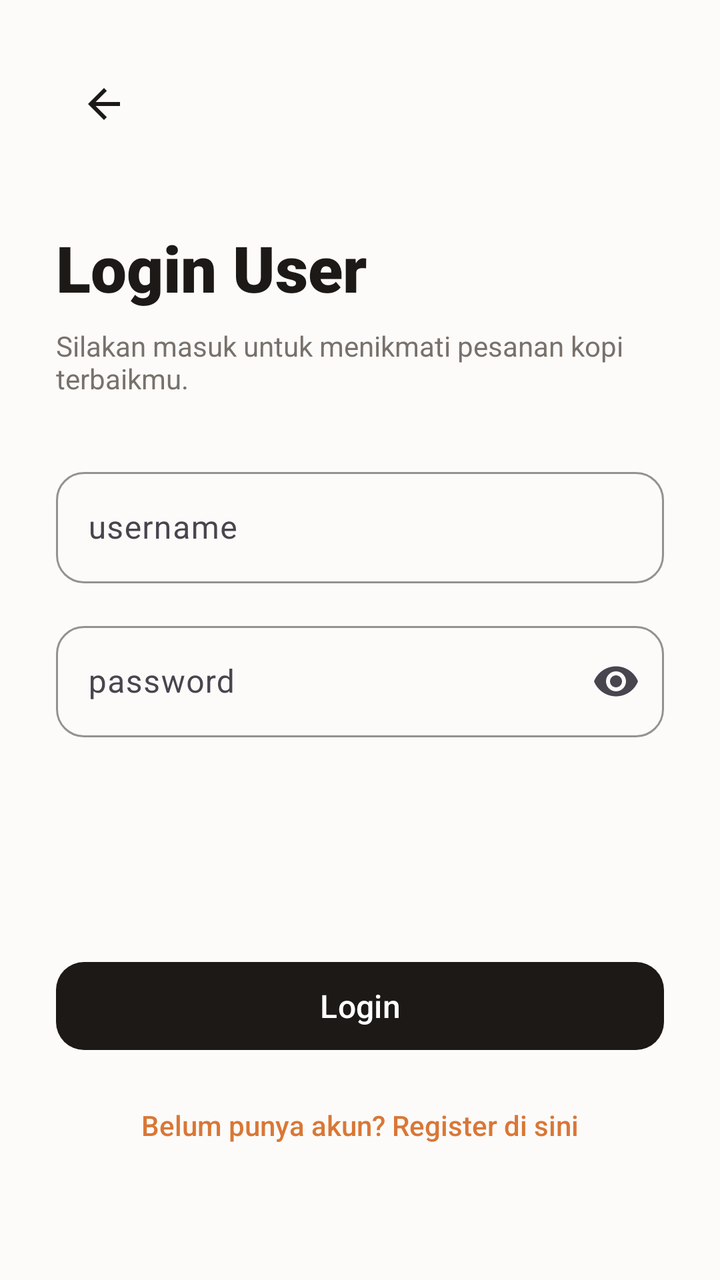
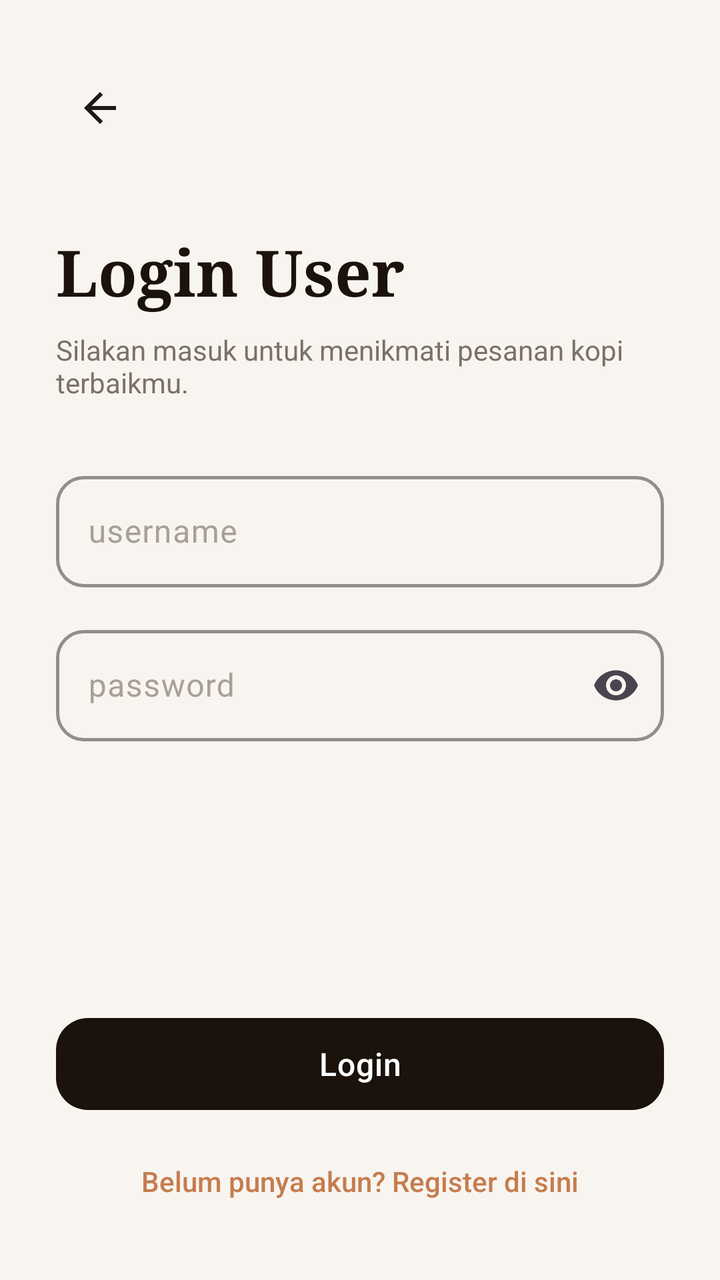

Before-and-after screenshots of an Android layout around one commit, followed by the original layout XML and the change that was made.
<!-- AndroidManifest.xml: application theme Theme.CaffeShop -->
<!-- res/layout/activity_login.xml -->
<?xml version="1.0" encoding="utf-8"?>
<androidx.constraintlayout.widget.ConstraintLayout xmlns:android="http://schemas.android.com/apk/res/android"
    xmlns:app="http://schemas.android.com/apk/res-auto"
    android:layout_width="match_parent"
    android:layout_height="match_parent"
    android:background="@color/cafe_background"
    android:padding="28dp">

    
    <ImageView
        android:id="@+id/btnBackLogin"
        android:layout_width="48dp"
        android:layout_height="48dp"
        android:background="?attr/selectableItemBackgroundBorderless"
        android:contentDescription="Kembali"
        android:padding="12dp"
        android:src="@drawable/ic_arrow_back"
        app:layout_constraintStart_toStartOf="parent"
        app:layout_constraintTop_toTopOf="parent" />

    
    <LinearLayout
        android:id="@+id/loginFormGroup"
        android:layout_width="match_parent"
        android:layout_height="wrap_content"
        android:orientation="vertical"
        app:layout_constraintBottom_toTopOf="@+id/btnLoginSubmit"
        app:layout_constraintTop_toBottomOf="@+id/btnBackLogin"
        app:layout_constraintVertical_bias="0.25">

        
        <TextView
            android:id="@+id/tvLoginTitle"
            android:layout_width="wrap_content"
            android:layout_height="wrap_content"
            android:fontFamily="sans-serif-black"
            android:text="@string/login_user_title"
            android:textColor="@color/cafe_text_primary"
            android:textSize="32sp" />

        <TextView
            android:layout_width="wrap_content"
            android:layout_height="wrap_content"
            android:layout_marginTop="8dp"
            android:text="Silakan masuk untuk menikmati pesanan kopi terbaikmu."
            android:textColor="@color/cafe_text_secondary"
            android:textSize="14sp" />

        
        <com.google.android.material.textfield.TextInputLayout
            android:id="@+id/tilUsername"
            style="@style/Widget.Material3.TextInputLayout.OutlinedBox"
            android:layout_width="match_parent"
            android:layout_height="wrap_content"
            android:layout_marginTop="32dp"
            android:hint="@string/hint_username"
            app:boxCornerRadiusBottomEnd="14dp"
            app:boxCornerRadiusBottomStart="14dp"
            app:boxCornerRadiusTopEnd="14dp"
            app:boxCornerRadiusTopStart="14dp"
            app:boxStrokeColor="@color/cafe_primary">

            <com.google.android.material.textfield.TextInputEditText
                android:id="@+id/etUsername"
                android:layout_width="match_parent"
                android:layout_height="wrap_content"
                android:imeOptions="actionNext"
                android:inputType="text"
                android:maxLines="1"
                android:textColor="@color/cafe_text_primary" />
        </com.google.android.material.textfield.TextInputLayout>

        
        <com.google.android.material.textfield.TextInputLayout
            android:id="@+id/tilPassword"
            style="@style/Widget.Material3.TextInputLayout.OutlinedBox"
            android:layout_width="match_parent"
            android:layout_height="wrap_content"
            android:layout_marginTop="16dp"
            android:hint="@string/hint_password"
            app:boxCornerRadiusBottomEnd="14dp"
            app:boxCornerRadiusBottomStart="14dp"
            app:boxCornerRadiusTopEnd="14dp"
            app:boxCornerRadiusTopStart="14dp"
            app:boxStrokeColor="@color/cafe_primary"
            app:endIconMode="password_toggle">

            <com.google.android.material.textfield.TextInputEditText
                android:id="@+id/etPassword"
                android:layout_width="match_parent"
                android:layout_height="wrap_content"
                android:imeOptions="actionDone"
                android:inputType="textPassword"
                android:maxLines="1"
                android:textColor="@color/cafe_text_primary" />
        </com.google.android.material.textfield.TextInputLayout>

    </LinearLayout>

    
    <com.google.android.material.button.MaterialButton
        android:id="@+id/btnLoginSubmit"
        style="@style/Widget.CaffeShop.Button.Primary"
        android:layout_width="match_parent"
        android:layout_height="wrap_content"
        android:layout_marginBottom="16dp"
        android:text="@string/btn_login"
        app:layout_constraintBottom_toTopOf="@+id/tvToRegister"
        app:layout_constraintEnd_toEndOf="parent"
        app:layout_constraintStart_toStartOf="parent" />

    
    <TextView
        android:id="@+id/tvToRegister"
        android:layout_width="wrap_content"
        android:layout_height="wrap_content"
        android:layout_marginBottom="32dp"
        android:clickable="true"
        android:focusable="true"
        android:fontFamily="sans-serif-medium"
        android:padding="8dp"
        android:text="@string/dont_have_account"
        android:textColor="@color/cafe_secondary"
        android:textSize="14sp"
        app:layout_constraintBottom_toBottomOf="parent"
        app:layout_constraintEnd_toEndOf="parent"
        app:layout_constraintStart_toStartOf="parent" />

</androidx.constraintlayout.widget.ConstraintLayout>
<!-- resources referenced by this layout -->
<resources>
  <color name="cafe_background">#FCFBF9</color>
  <color name="cafe_primary">#5D4037</color>
  <color name="cafe_secondary">#D97736</color>
  <color name="cafe_text_primary">#1C1917</color>
  <color name="cafe_text_secondary">#78716C</color>
  <!-- drawable ic_arrow_back (drawable) -->
  <vector xmlns:android="http://schemas.android.com/apk/res/android"
      android:width="24dp"
      android:height="24dp"
      android:viewportWidth="24"
      android:viewportHeight="24">
      <path
          android:fillColor="#1C1917"
          android:pathData="M20,11H7.83l5.59,-5.59L12,4l-8,8 8,8 1.41,-1.41L7.83,13H20v-2z"/>
  </vector>
  <string name="btn_login">Login</string>
  <string name="dont_have_account">Belum punya akun? Register di sini</string>
  <string name="hint_password">password</string>
  <string name="hint_username">username</string>
  <string name="login_user_title">Login User</string>
  <style name="Widget.CaffeShop.Button.Primary" parent="Widget.Material3.Button">
          <item name="backgroundTint">@color/cafe_text_primary</item>
          <item name="android:textColor">@color/white</item>
          <item name="cornerRadius">14dp</item>
          <item name="android:minHeight">52dp</item>
          <item name="android:textSize">16sp</item>
          <item name="android:fontFamily">sans-serif-medium</item>
      </style>
  <style name="Theme.CaffeShop" parent="Base.Theme.CaffeShop" />
  <color name="white">#FFFFFFFF</color>
  <style name="Base.Theme.CaffeShop" parent="Theme.Material3.DayNight.NoActionBar">
          
          <item name="colorPrimary">@color/cafe_primary</item>
          <item name="colorOnPrimary">@color/cafe_on_primary</item>
          <item name="colorPrimaryContainer">@color/cafe_primary_container</item>
          <item name="colorSecondary">@color/cafe_secondary</item>
          <item name="colorSecondaryContainer">@color/cafe_secondary_container</item>
          
          
          <item name="android:statusBarColor">@color/cafe_background</item>
          <item name="android:windowLightStatusBar">true</item>
          
          
          <item name="android:colorBackground">@color/cafe_background</item>
          <item name="colorSurface">@color/cafe_surface</item>
          <item name="colorSurfaceVariant">@color/cafe_surface_variant</item>
      </style>
  <color name="cafe_on_primary">#FFFFFF</color>
  <color name="cafe_primary_container">#EFEBE9</color>
  <color name="cafe_secondary_container">#FFCCBC</color>
  <color name="cafe_surface">#FFFFFF</color>
  <color name="cafe_surface_variant">#F5F2EB</color>
</resources>

<!-- the commit's change to res/layout/activity_login.xml (unified diff, before → after) -->
@@ -4,16 +4,19 @@
     android:layout_width="match_parent"
     android:layout_height="match_parent"
     android:background="@color/cafe_background"
-    android:padding="28dp">
+    android:paddingStart="28dp"
+    android:paddingTop="32dp"
+    android:paddingEnd="28dp"
+    android:paddingBottom="32dp">
 
     
     <ImageView
         android:id="@+id/btnBackLogin"
-        android:layout_width="48dp"
-        android:layout_height="48dp"
+        android:layout_width="44dp"
+        android:layout_height="44dp"
         android:background="?attr/selectableItemBackgroundBorderless"
         android:contentDescription="Kembali"
-        android:padding="12dp"
+        android:padding="10dp"
         android:src="@drawable/ic_arrow_back"
         app:layout_constraintStart_toStartOf="parent"
         app:layout_constraintTop_toTopOf="parent" />
@@ -26,39 +29,36 @@
         android:orientation="vertical"
         app:layout_constraintBottom_toTopOf="@+id/btnLoginSubmit"
         app:layout_constraintTop_toBottomOf="@+id/btnBackLogin"
-        app:layout_constraintVertical_bias="0.25">
+        app:layout_constraintVertical_bias="0.22">
 
         
         <TextView
             android:id="@+id/tvLoginTitle"
             android:layout_width="wrap_content"
             android:layout_height="wrap_content"
-            android:fontFamily="sans-serif-black"
+            android:fontFamily="serif"
             android:text="@string/login_user_title"
-            android:textColor="@color/cafe_text_primary"
-            android:textSize="32sp" />
+            android:textColor="@color/cafe_text_title"
+            android:textSize="32sp"
+            android:textStyle="bold" />
 
         <TextView
             android:layout_width="wrap_content"
             android:layout_height="wrap_content"
             android:layout_marginTop="8dp"
+            android:fontFamily="sans-serif"
             android:text="Silakan masuk untuk menikmati pesanan kopi terbaikmu."
-            android:textColor="@color/cafe_text_secondary"
+            android:textColor="@color/cafe_text_muted"
             android:textSize="14sp" />
 
         
         <com.google.android.material.textfield.TextInputLayout
             android:id="@+id/tilUsername"
-            style="@style/Widget.Material3.TextInputLayout.OutlinedBox"
+            style="@style/Widget.CaffeShop.TextInputLayout"
             android:layout_width="match_parent"
             android:layout_height="wrap_content"
             android:layout_marginTop="32dp"
-            android:hint="@string/hint_username"
-            app:boxCornerRadiusBottomEnd="14dp"
-            app:boxCornerRadiusBottomStart="14dp"
-            app:boxCornerRadiusTopEnd="14dp"
-            app:boxCornerRadiusTopStart="14dp"
-            app:boxStrokeColor="@color/cafe_primary">
+            android:hint="@string/hint_username">
 
             <com.google.android.material.textfield.TextInputEditText
                 android:id="@+id/etUsername"
@@ -67,22 +67,17 @@
                 android:imeOptions="actionNext"
                 android:inputType="text"
                 android:maxLines="1"
-                android:textColor="@color/cafe_text_primary" />
+                android:textColor="@color/cafe_text_title" />
         </com.google.android.material.textfield.TextInputLayout>
 
         
         <com.google.android.material.textfield.TextInputLayout
             android:id="@+id/tilPassword"
-            style="@style/Widget.Material3.TextInputLayout.OutlinedBox"
+            style="@style/Widget.CaffeShop.TextInputLayout"
             android:layout_width="match_parent"
             android:layout_height="wrap_content"
             android:layout_marginTop="16dp"
             android:hint="@string/hint_password"
-            app:boxCornerRadiusBottomEnd="14dp"
-            app:boxCornerRadiusBottomStart="14dp"
-            app:boxCornerRadiusTopEnd="14dp"
-            app:boxCornerRadiusTopStart="14dp"
-            app:boxStrokeColor="@color/cafe_primary"
             app:endIconMode="password_toggle">
 
             <com.google.android.material.textfield.TextInputEditText
@@ -92,7 +87,7 @@
                 android:imeOptions="actionDone"
                 android:inputType="textPassword"
                 android:maxLines="1"
-                android:textColor="@color/cafe_text_primary" />
+                android:textColor="@color/cafe_text_title" />
         </com.google.android.material.textfield.TextInputLayout>
 
     </LinearLayout>
@@ -103,7 +98,7 @@
         style="@style/Widget.CaffeShop.Button.Primary"
         android:layout_width="match_parent"
         android:layout_height="wrap_content"
-        android:layout_marginBottom="16dp"
+        android:layout_marginBottom="14dp"
         android:text="@string/btn_login"
         app:layout_constraintBottom_toTopOf="@+id/tvToRegister"
         app:layout_constraintEnd_toEndOf="parent"
@@ -114,13 +109,12 @@
         android:id="@+id/tvToRegister"
         android:layout_width="wrap_content"
         android:layout_height="wrap_content"
-        android:layout_marginBottom="32dp"
         android:clickable="true"
         android:focusable="true"
         android:fontFamily="sans-serif-medium"
         android:padding="8dp"
         android:text="@string/dont_have_account"
-        android:textColor="@color/cafe_secondary"
+        android:textColor="@color/cafe_caramel"
         android:textSize="14sp"
         app:layout_constraintBottom_toBottomOf="parent"
         app:layout_constraintEnd_toEndOf="parent"
<!-- resource entries referenced after the edit -->
@@ -1,10 +1,9 @@
 <!-- resources referenced by this layout -->
 <resources>
-  <color name="cafe_background">#FCFBF9</color>
-  <color name="cafe_primary">#5D4037</color>
-  <color name="cafe_secondary">#D97736</color>
-  <color name="cafe_text_primary">#1C1917</color>
-  <color name="cafe_text_secondary">#78716C</color>
+  <color name="cafe_background">#F8F5F0</color>
+  <color name="cafe_caramel">#C67C4E</color>
+  <color name="cafe_text_muted">#7C7167</color>
+  <color name="cafe_text_title">#1A120B</color>
   <!-- drawable ic_arrow_back (drawable) -->
   <vector xmlns:android="http://schemas.android.com/apk/res/android"
       android:width="24dp"
@@ -21,36 +20,46 @@
   <string name="hint_username">username</string>
   <string name="login_user_title">Login User</string>
   <style name="Widget.CaffeShop.Button.Primary" parent="Widget.Material3.Button">
-          <item name="backgroundTint">@color/cafe_text_primary</item>
+          <item name="backgroundTint">@color/cafe_espresso</item>
           <item name="android:textColor">@color/white</item>
-          <item name="cornerRadius">14dp</item>
-          <item name="android:minHeight">52dp</item>
+          <item name="cornerRadius">16dp</item>
+          <item name="android:minHeight">54dp</item>
           <item name="android:textSize">16sp</item>
           <item name="android:fontFamily">sans-serif-medium</item>
+          <item name="android:letterSpacing">0.02</item>
+          <item name="elevation">2dp</item>
+      </style>
+  <style name="Widget.CaffeShop.TextInputLayout" parent="Widget.Material3.TextInputLayout.OutlinedBox">
+          <item name="boxCornerRadiusBottomEnd">14dp</item>
+          <item name="boxCornerRadiusBottomStart">14dp</item>
+          <item name="boxCornerRadiusTopEnd">14dp</item>
+          <item name="boxCornerRadiusTopStart">14dp</item>
+          <item name="boxStrokeColor">@color/cafe_espresso</item>
+          <item name="boxStrokeWidth">1.5dp</item>
+          <item name="hintTextColor">@color/cafe_caramel</item>
+          <item name="android:textColorHint">@color/cafe_text_placeholder</item>
       </style>
   <style name="Theme.CaffeShop" parent="Base.Theme.CaffeShop" />
+  <color name="cafe_espresso">#1A120B</color>
   <color name="white">#FFFFFFFF</color>
+  <color name="cafe_text_placeholder">#A99F95</color>
   <style name="Base.Theme.CaffeShop" parent="Theme.Material3.DayNight.NoActionBar">
           
-          <item name="colorPrimary">@color/cafe_primary</item>
-          <item name="colorOnPrimary">@color/cafe_on_primary</item>
-          <item name="colorPrimaryContainer">@color/cafe_primary_container</item>
-          <item name="colorSecondary">@color/cafe_secondary</item>
-          <item name="colorSecondaryContainer">@color/cafe_secondary_container</item>
+          <item name="colorPrimary">@color/cafe_espresso</item>
+          <item name="colorOnPrimary">@color/white</item>
+          <item name="colorSecondary">@color/cafe_caramel</item>
+          <item name="colorOnSecondary">@color/white</item>
           
           
           <item name="android:statusBarColor">@color/cafe_background</item>
           <item name="android:windowLightStatusBar">true</item>
+          <item name="android:navigationBarColor">@color/cafe_surface</item>
+          <item name="android:windowLightNavigationBar">true</item>
           
           
           <item name="android:colorBackground">@color/cafe_background</item>
           <item name="colorSurface">@color/cafe_surface</item>
-          <item name="colorSurfaceVariant">@color/cafe_surface_variant</item>
       </style>
-  <color name="cafe_on_primary">#FFFFFF</color>
-  <color name="cafe_primary_container">#EFEBE9</color>
-  <color name="cafe_secondary_container">#FFCCBC</color>
   <color name="cafe_surface">#FFFFFF</color>
-  <color name="cafe_surface_variant">#F5F2EB</color>
 </resources>
 
